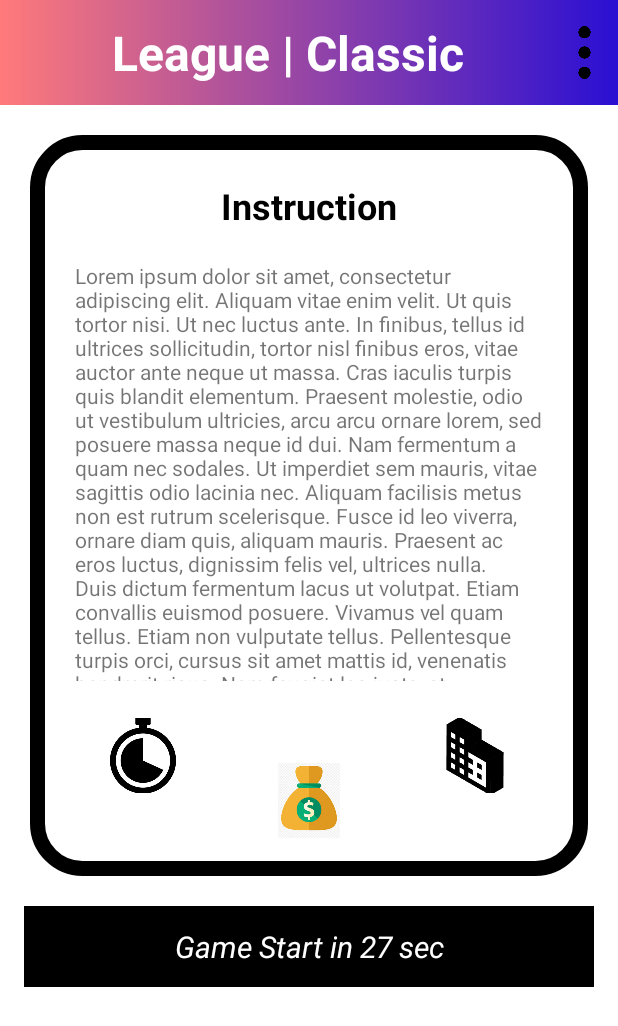
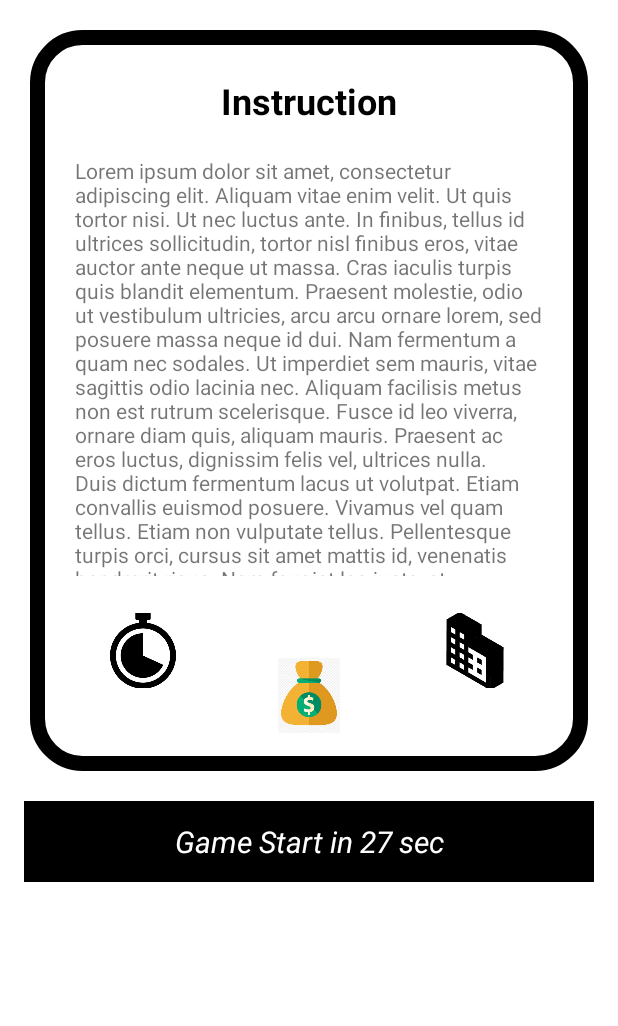
Before and after one commit to abhishekauti/Abhishek_stockz, an Android app: the fragment InstructionFragment shown on its own in the app's theme, on a phone screen of 412 x 824 dp. Shown: the top 1026 px of the screen. Run offline under Robolectric (Android 15) with nearby library versions, the light colour scheme and no system bars; Roboto replaces fonts that are not available here.

Commit message:
Created flow till InstructionFragment

```diff
--- a/app/src/main/AndroidManifest.xml
+++ b/app/src/main/AndroidManifest.xml
@@ -13,11 +13,7 @@
         android:supportsRtl="true"
         android:theme="@style/Theme.MainApplicationCK">
         <activity android:name=".practice.PracticeModeActivity"></activity>
-        <activity
-            android:name=".Leagues"
-            android:exported="true"
-            android:label="@string/title_activity_leagues"
-            android:theme="@style/Theme.MainApplicationCK.NoActionBar"/>
+
         <activity android:name=".Home" />
         <activity android:name=".splashscreen.LoginActivity"/>
 
--- a/app/src/main/java/com/main/app/fragments/InstructionFragment.kt
+++ b/app/src/main/java/com/main/app/fragments/practicemode/InstructionFragment.kt
@@ -1,17 +1,14 @@
-package com.main.app.fragments
+package com.main.app.fragments.practicemode
 
 import android.os.Bundle
-import androidx.fragment.app.Fragment
 import android.view.LayoutInflater
 import android.view.View
 import android.view.ViewGroup
+import androidx.fragment.app.Fragment
 import com.main.app.R
 
 class InstructionFragment : Fragment() {
 
-    override fun onCreate(savedInstanceState: Bundle?) {
-        super.onCreate(savedInstanceState)
-    }
 
     override fun onCreateView(
         inflater: LayoutInflater, container: ViewGroup?,
--- a/app/src/main/java/com/main/app/practice/PracticeModeActivity.kt
+++ b/app/src/main/java/com/main/app/practice/PracticeModeActivity.kt
@@ -20,9 +20,8 @@ class PracticeModeActivity : AppCompatActivity() {
 
     }
 
-    private fun changeFragment(fragment: Fragment) {
+    fun changeFragment(fragment: Fragment) {
         val fragmentTransaction = supportFragmentManager.beginTransaction()
-        fragmentTransaction.replace(R.id.fragment_container_home,fragment)
-            .commit()
+        fragmentTransaction.replace(R.id.fragment_container_home,fragment).commit()
     }
 }
--- a/app/src/main/res/layout/fragment_instruction.xml
+++ b/app/src/main/res/layout/fragment_instruction.xml
@@ -6,40 +6,40 @@
     android:layout_width="match_parent"
     android:layout_height="match_parent"
     android:orientation="vertical"
-    tools:context=".fragments.InstructionFragment">
+    tools:context=".fragments.practicemode.InstructionFragment">
 
     <!--toolbar-->
-    <com.google.android.material.appbar.MaterialToolbar
-        android:id="@+id/toolbaar_instuctions"
-        android:layout_width="match_parent"
-        android:layout_height="70dp"
-        android:background="@drawable/header_gradient"
-        android:theme="@style/ThemeOverlay.AppCompat.ActionBar"
-        app:popupTheme="@style/ThemeOverlay.AppCompat.Light">
+<!--    <com.google.android.material.appbar.MaterialToolbar-->
+<!--        android:id="@+id/toolbaar_instuctions"-->
+<!--        android:layout_width="match_parent"-->
+<!--        android:layout_height="70dp"-->
+<!--        android:background="@drawable/header_gradient"-->
+<!--        android:theme="@style/ThemeOverlay.AppCompat.ActionBar"-->
+<!--        app:popupTheme="@style/ThemeOverlay.AppCompat.Light">-->
 
-        <LinearLayout
-            android:layout_width="match_parent"
-            android:layout_height="match_parent"
-            android:orientation="horizontal">
+<!--        <LinearLayout-->
+<!--            android:layout_width="match_parent"-->
+<!--            android:layout_height="match_parent"-->
+<!--            android:orientation="horizontal">-->
 
-            <TextView
-                android:layout_width="0dp"
-                android:layout_height="match_parent"
-                android:text="League | Classic"
-                android:textStyle="bold"
-                android:textSize="32sp"
-                android:textColor="#ffffff"
-                android:gravity="center"
-                android:layout_weight="0.8"/>
+<!--            <TextView-->
+<!--                android:layout_width="0dp"-->
+<!--                android:layout_height="match_parent"-->
+<!--                android:text="League | Classic"-->
+<!--                android:textStyle="bold"-->
+<!--                android:textSize="32sp"-->
+<!--                android:textColor="#ffffff"-->
+<!--                android:gravity="center"-->
+<!--                android:layout_weight="0.8"/>-->
 
-            <ImageView
-                android:layout_width="0dp"
-                android:layout_weight="0.1"
-                android:layout_height="match_parent"
-                android:src="@drawable/dots"
-                />
-        </LinearLayout>
-    </com.google.android.material.appbar.MaterialToolbar>
+<!--            <ImageView-->
+<!--                android:layout_width="0dp"-->
+<!--                android:layout_weight="0.1"-->
+<!--                android:layout_height="match_parent"-->
+<!--                android:src="@drawable/dots"-->
+<!--                />-->
+<!--        </LinearLayout>-->
+<!--    </com.google.android.material.appbar.MaterialToolbar>-->
 
 <!--    Instruction Box-->
     <FrameLayout
```
Also changed, not shown: app/src/main/java/com/main/app/Leagues.kt (+14 -15 lines), app/src/main/java/com/main/app/fragments/practicemode/PracticeModeFragment1.kt (+2 -5 lines).
